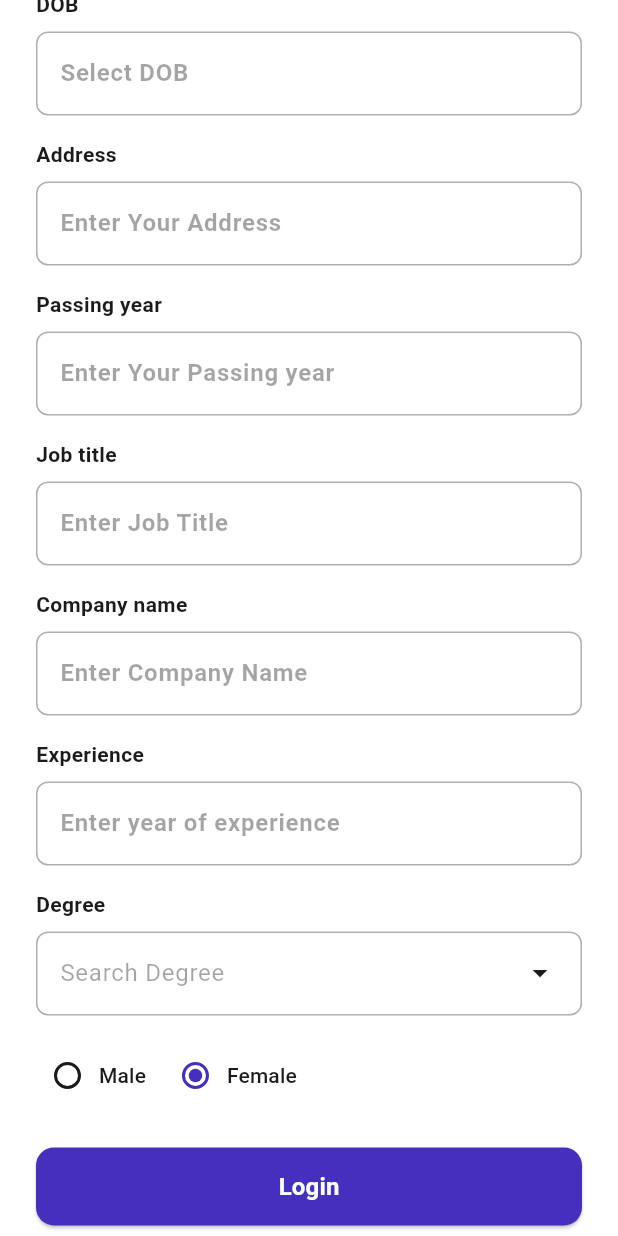
After one commit to vaibhavchoursiya/profile-management-app, a Flutter app: the ProfileManagementScreen screen opened by its route, scrolled down 312 dp, after a tap on "Male", on a phone screen of 412 x 824 dp. The commit adds this screen. Run offline on Flutter 3.47's test engine with Material 3 defaults, Android fonts, the phone set to English and light mode, and no system bars; our stand-ins replace equatable, firebase_auth, firebase_core, flutter_bloc, flutter_svg, go_router and 2 more; accounts and stored records are empty.

Commit message:
manage profile form ui is created.

```diff
--- a/lib/config/app_router/app_routes.dart
+++ b/lib/config/app_router/app_routes.dart
@@ -1,6 +1,7 @@
 import 'package:go_router/go_router.dart';
 import 'package:profile_management_app/feature/home/views/home_screen.dart';
 import 'package:profile_management_app/feature/login/views/login_screen.dart';
+import 'package:profile_management_app/feature/profile_management/views/profile_management_screen.dart';
 import 'package:profile_management_app/feature/register/views/register_screen.dart';
 import 'package:profile_management_app/feature/splash/views/splash_screen.dart';
 import 'package:profile_management_app/sample_screen.dart';
@@ -43,7 +44,7 @@ class AppRoutes {
       GoRoute(
         path: "/profile_management",
         name: "/profile_management",
-        builder: (context, state) => SampleScreen(),
+        builder: (context, state) => ProfileManagementScreen(),
       ),
 
       GoRoute(
--- /dev/null
+++ b/lib/constant/degrees.dart
@@ -0,0 +1,47 @@
+final List<String> eligibleDegreesDropdownList = <String>[
+  "BA", // Bachelor of Arts
+  "BSc", // Bachelor of Science
+  "BBA", // Bachelor of Business Administration
+  "BCom", // Bachelor of Commerce
+  "BTech", // Bachelor of Technology
+  "BE", // Bachelor of Engineering
+  "LLB", // Bachelor of Laws
+  "BFA", // Bachelor of Fine Arts
+  "MBBS", // Bachelor of Medicine, Bachelor of Surgery
+  "BEd", // Bachelor of Education
+  "BArch", // Bachelor of Architecture
+  "BCA", // Bachelor of Computer Applications
+
+  "MA", // Master of Arts
+  "MSc", // Master of Science
+  "MBA", // Master of Business Administration
+  "MCom", // Master of Commerce
+  "MTech", // Master of Technology
+  "ME", // Master of Engineering
+  "LLM", // Master of Laws
+  "MFA", // Master of Fine Arts
+  "MPhil", // Master of Philosophy
+  "MEd", // Master of Education
+  "MCA", // Master of Computer Applications
+
+  "PhD", // Doctor of Philosophy
+  "MD", // Doctor of Medicine
+  "DM", // Doctorate of Medicine (Specialty)
+  "DSc", // Doctor of Science
+  "DPhil", // Doctor of Philosophy (variant of PhD)
+
+  "PGDM", // Post Graduate Diploma in Management
+  "PGDCA", // Post Graduate Diploma in Computer Applications
+  "PGDE", // Post Graduate Diploma in Education
+  "PGDHRM", // Post Graduate Diploma in Human Resource Management
+  "PGDBA", // Post Graduate Diploma in Business Administration
+
+  "DCA", // Diploma in Computer Applications
+  "DFA", // Diploma in Fine Arts
+  "DME", // Diploma in Mechanical Engineering
+  "DEE", // Diploma in Electrical Engineering
+  "DCE", // Diploma in Civil Engineering
+  "DPharm", // Diploma in Pharmacy
+  "GNM", // General Nursing and Midwifery
+  "ANM", // Auxiliary Nurse Midwifery
+];
--- a/lib/feature/home/views/home_screen.dart
+++ b/lib/feature/home/views/home_screen.dart
@@ -1,4 +1,5 @@
 import 'package:flutter/material.dart';
+import 'package:go_router/go_router.dart';
 
 import 'package:profile_management_app/feature/home/widgets/home_nav_bar.dart';
 
@@ -11,6 +12,12 @@ class HomeScreen extends StatelessWidget {
   Widget build(BuildContext context) {
     return Scaffold(
       drawer: Drawer(),
+      floatingActionButton: FloatingActionButton(
+        onPressed: () {
+          context.push("/profile_management");
+        },
+        child: Icon(Icons.add),
+      ),
       body: Column(
         children: [
           SizedBox(height: HelperMethods.getResponsiveHeight(context) * 0.04),
--- a/lib/feature/home/widgets/home_nav_bar.dart
+++ b/lib/feature/home/widgets/home_nav_bar.dart
@@ -1,4 +1,5 @@
 import 'package:flutter/material.dart';
+import 'package:go_router/go_router.dart';
 import 'package:google_fonts/google_fonts.dart';
 import 'package:profile_management_app/config/app_theme/app_typography.dart';
 
--- /dev/null
+++ b/lib/feature/profile_management/views/profile_management_screen.dart
@@ -0,0 +1,259 @@
+import 'package:flutter/material.dart';
+import 'package:go_router/go_router.dart';
+import 'package:google_fonts/google_fonts.dart';
+import 'package:image_picker/image_picker.dart';
+import 'package:profile_management_app/config/app_theme/app_typography.dart';
+import 'package:profile_management_app/shared/helper_methods/helper_methods.dart';
+import 'package:profile_management_app/shared/validators/validators.dart';
+import 'package:profile_management_app/shared/widgets/header_widget.dart';
+import 'package:profile_management_app/shared/widgets/mtext_form_field.dart';
+
+class ProfileManagementScreen extends StatelessWidget {
+  const ProfileManagementScreen({super.key});
+
+  @override
+  Widget build(BuildContext context) {
+    return Scaffold(
+      body: SingleChildScrollView(
+        child: Column(
+          children: [
+            SizedBox(height: HelperMethods.getResponsiveHeight(context) * 0.04),
+            HeaderWidget(
+              onTap: () {
+                context.pop();
+              },
+              iconData: Icons.arrow_back,
+              titleText: "Manage profile",
+            ),
+            ProfileFormWidget(),
+          ],
+        ),
+      ),
+    );
+  }
+}
+
+class ProfileFormWidget extends StatefulWidget {
+  const ProfileFormWidget({super.key});
+
+  @override
+  State<ProfileFormWidget> createState() => _ProfileFormWidgetState();
+}
+
+class _ProfileFormWidgetState extends State<ProfileFormWidget> {
+  final GlobalKey<FormState> profileFormKey = GlobalKey<FormState>();
+  final TextEditingController nameController = TextEditingController();
+  final TextEditingController dOBController = TextEditingController();
+  final TextEditingController degreeMenuController = TextEditingController();
+
+  final TextEditingController addressController = TextEditingController();
+  final TextEditingController institutionNameController =
+      TextEditingController();
+  final TextEditingController yearOfPassingController = TextEditingController();
+  final TextEditingController jobTitleController = TextEditingController();
+
+  final TextEditingController companyNameController = TextEditingController();
+
+  final TextEditingController experienceController = TextEditingController();
+
+  Future pickImage(ImageSource imageSource) async {
+    final ImagePicker picker = ImagePicker();
+    XFile? file = await picker.pickImage(source: imageSource);
+
+    if (file != null) {
+      print(file.path);
+    }
+  }
+
+  showImageSourceDialogBox() async {
+    await showDialog(
+      context: context,
+      builder: (context) {
+        return AlertDialog(
+          title: Text("Select Image Source"),
+          content: SizedBox(
+            height: 150.0,
+            child: Column(
+              mainAxisAlignment: MainAxisAlignment.center,
+              children: [
+                ListTile(
+                  onTap: () async {
+                    context.pop();
+                    await pickImage(ImageSource.camera);
+                  },
+                  leading: Icon(Icons.camera),
+                  title: Text(
+                    "Camera",
+                    style: GoogleFonts.roboto(fontWeight: FontWeight.w600),
+                  ),
+                ),
+                ListTile(
+                  onTap: () async {
+                    context.pop();
+                    await pickImage(ImageSource.gallery);
+                  },
+                  leading: Icon(Icons.browse_gallery),
+                  title: Text(
+                    "Gallery",
+                    style: GoogleFonts.roboto(fontWeight: FontWeight.w600),
+                  ),
+                ),
+              ],
+            ),
+          ),
+        );
+      },
+    );
+  }
+
+  @override
+  Widget build(BuildContext context) {
+    return Container(
+      padding: const EdgeInsets.symmetric(
+        horizontal: AppTypography.bodyPaddingHorizontal,
+        vertical: AppTypography.bodyPaddingVertical,
+      ),
+      child: Form(
+        key: profileFormKey,
+        child: Column(
+          children: [
+            SizedBox(height: AppTypography.heightBetweenHeaderAndForm),
+            Row(
+              children: [
+                Container(width: 50.0, height: 50.0, color: Colors.green),
+                const SizedBox(width: 20.0),
+                ElevatedButton.icon(
+                  onPressed: () async {
+                    await showImageSourceDialogBox();
+                  },
+                  icon: Icon(Icons.upload),
+                  label: Text(
+                    "Upload profile image",
+                    style: GoogleFonts.roboto(fontWeight: FontWeight.w600),
+                  ),
+                ),
+              ],
+            ),
+            SizedBox(height: AppTypography.textFormFieldSpace),
+
+            MtextFormField(
+              controller: nameController,
+              validator: Validators.notEmptyValidator,
+              hintText: "Enter Your Name",
+              labelText: "Name",
+              textInputType: TextInputType.text,
+            ),
+            SizedBox(height: AppTypography.textFormFieldSpace),
+
+            MdateFormField(
+              controller: dOBController,
+              validator: Validators.dOBValidator,
+              hintText: "Select DOB",
+              labelText: "DOB",
+              textInputType: TextInputType.text,
+            ),
+
+            SizedBox(height: AppTypography.textFormFieldSpace),
+
+            MtextFormField(
+              controller: addressController,
+              validator: Validators.notEmptyValidator,
+              hintText: "Enter Your Address",
+              labelText: "Address",
+              textInputType: TextInputType.text,
+            ),
+
+            SizedBox(height: AppTypography.textFormFieldSpace),
+
+            MtextFormField(
+              controller: yearOfPassingController,
+              validator: Validators.passingYearValidator,
+              hintText: "Enter Your Passing year",
+              labelText: "Passing year",
+              textInputType: TextInputType.number,
+            ),
+
+            SizedBox(height: AppTypography.textFormFieldSpace),
+
+            MtextFormField(
+              controller: jobTitleController,
+              validator: Validators.notEmptyValidator,
+              hintText: "Enter Job Title",
+              labelText: "Job title",
+              textInputType: TextInputType.text,
+            ),
+
+            SizedBox(height: AppTypography.textFormFieldSpace),
+
+            MtextFormField(
+              controller: companyNameController,
+              validator: Validators.notEmptyValidator,
+              hintText: "Enter Company Name",
+              labelText: "Company name",
+              textInputType: TextInputType.text,
+            ),
+
+            SizedBox(height: AppTypography.textFormFieldSpace),
+
+            MtextFormField(
+              controller: experienceController,
+              validator: Validators.notEmptyValidator,
+              hintText: "Enter year of experience",
+              labelText: "Experience",
+              textInputType: TextInputType.number,
+            ),
+            SizedBox(height: AppTypography.textFormFieldSpace),
+
+            MdegreeDropMenu(
+              controller: degreeMenuController,
+              hintText: "Search Degree",
+              labelText: "Degree",
+            ),
+            SizedBox(height: AppTypography.textFormFieldSpace),
+
+            Row(
+              children: [
+                RadioMenuButton(
+                  value: "Female",
+                  groupValue: "Male",
+                  onChanged: (value) {},
+                  child: Text("Male", style: GoogleFonts.roboto()),
+                ),
+
+                RadioMenuButton(
+                  value: "Female",
+                  groupValue: "Female",
+                  onChanged: (value) {},
+                  child: Text("Female", style: GoogleFonts.roboto()),
+                ),
+              ],
+            ),
+
+            SizedBox(height: 24.0),
+            SizedBox(
+              width: double.infinity,
+              height: AppTypography.btnHeight,
+              child: ElevatedButton(
+                onPressed: () {
+                  if (profileFormKey.currentState!.validate()) {}
+                },
+                style: ElevatedButton.styleFrom(
+                  backgroundColor: Theme.of(context).colorScheme.primary,
+                  foregroundColor: Theme.of(context).colorScheme.onPrimary,
+
+                  shape: RoundedRectangleBorder(
+                    borderRadius: BorderRadius.circular(12.0),
+                  ),
+                ),
+                child: Text(
+                  "Login",
+                  style: AppTypography.formBtnTextStyle(context),
+                ),
+              ),
+            ),
+          ],
+        ),
+      ),
+    );
+  }
+}
--- a/lib/feature/register/views/register_screen.dart
+++ b/lib/feature/register/views/register_screen.dart
@@ -5,9 +5,9 @@ import 'package:profile_management_app/feature/register/bloc/register_bloc.dart'
 import 'package:profile_management_app/feature/register/bloc/register_event.dart';
 import 'package:profile_management_app/feature/register/bloc/register_state.dart';
 import 'package:profile_management_app/feature/register/widgets/register_form_widget.dart';
-import 'package:profile_management_app/feature/register/widgets/register_header_widget.dart';
 import 'package:profile_management_app/shared/helper_methods/helper_methods.dart';
 import 'package:profile_management_app/shared/models/state_status_model.dart';
+import 'package:profile_management_app/shared/widgets/header_widget.dart';
 import 'package:profile_management_app/shared/widgets/loading_model_barrier_widget.dart';
 import 'package:profile_management_app/shared/widgets/show_snack_bar_widget.dart';
 
@@ -56,7 +56,16 @@ class RegisterScreen extends StatelessWidget {
                     SizedBox(
                       height: HelperMethods.getResponsiveHeight(context) * 0.08,
                     ),
-                    RegisterHeaderWidget(),
+                    HeaderWidget(
+                      iconData: Icons.arrow_back,
+                      onTap: () {
+                        final registerBloc = context.read<RegisterBloc>();
+                        registerBloc.add(RegisterStateReset());
+                        context.go("/login");
+                      },
+                      titleText: "Create account",
+                    ),
+
                     RegisterFormWidget(),
                     // FooterWaveWidget(),
                   ],
--- a/lib/shared/validators/validators.dart
+++ b/lib/shared/validators/validators.dart
@@ -1,3 +1,5 @@
+import 'package:intl/intl.dart';
+
 class Validators {
   static String? notEmptyValidator(String? value, String? labelText) {
     if (value == null || value.isEmpty) {
@@ -67,4 +69,38 @@ class Validators {
 
     return null;
   }
+
+  static String? dOBValidator(String? value, String labelText) {
+    if (value == null || value.isEmpty) {
+      return '$labelText is required';
+    }
+
+    final int dOBYear = DateFormat("dd-MM-yyyy").parse(value).year;
+    final int currentDateYear = DateTime.now().year;
+
+    if (dOBYear > currentDateYear - 14) {
+      return "Enter valid DOB / age > 14";
+    }
+
+    return null;
+  }
+
+  static String? passingYearValidator(String? value, String labelText) {
+    if (value == null || value.isEmpty) {
+      return '$labelText is required';
+    }
+
+    final isInt = int.tryParse(value);
+
+    if (isInt == null) {
+      return "Enter valid integer";
+    }
+
+    final currentYear = DateTime.now().year;
+    if (isInt < 1947 || isInt > currentYear + 5) {
+      return "Enter valid passing year";
+    }
+
+    return null;
+  }
 }
--- /dev/null
+++ b/lib/shared/widgets/header_widget.dart
@@ -0,0 +1,39 @@
+import 'package:flutter/material.dart';
+import 'package:profile_management_app/config/app_theme/app_typography.dart';
+
+class HeaderWidget extends StatelessWidget {
+  final Function onTap;
+  final IconData iconData;
+  final String titleText;
+  const HeaderWidget({
+    super.key,
+    required this.onTap,
+    required this.iconData,
+    required this.titleText,
+  });
+
+  @override
+  Widget build(BuildContext context) {
+    return Container(
+      padding: const EdgeInsets.symmetric(horizontal: 18.0),
+      child: Row(
+        children: [
+          IconButton(
+            onPressed: () {
+              onTap();
+            },
+            icon: Icon(
+              iconData,
+              color: Theme.of(context).colorScheme.onPrimary,
+            ),
+            style: IconButton.styleFrom(
+              backgroundColor: Theme.of(context).colorScheme.primary,
+            ),
+          ),
+          const SizedBox(width: 12.0),
+          Text(titleText, style: AppTypography.authHeaderTextStyle(context)),
+        ],
+      ),
+    );
+  }
+}
--- a/lib/shared/widgets/mtext_form_field.dart
+++ b/lib/shared/widgets/mtext_form_field.dart
@@ -1,5 +1,8 @@
 import 'package:flutter/material.dart';
 import 'package:google_fonts/google_fonts.dart';
+import 'package:intl/intl.dart';
+import 'package:profile_management_app/constant/degrees.dart';
+import 'package:profile_management_app/shared/helper_methods/helper_methods.dart';
 
 class MtextFormField extends StatelessWidget {
   final TextEditingController controller;
@@ -108,3 +111,145 @@ class MtextPasswordFormField extends StatelessWidget {
     );
   }
 }
+
+class MdateFormField extends StatelessWidget {
+  final TextEditingController controller;
+  final Function validator;
+  final String hintText;
+  final String labelText;
+  final TextInputType textInputType;
+
+  const MdateFormField({
+    super.key,
+    required this.controller,
+    required this.validator,
+    required this.hintText,
+    required this.labelText,
+    required this.textInputType,
+  });
+
+  @override
+  Widget build(BuildContext context) {
+    return Column(
+      crossAxisAlignment: CrossAxisAlignment.start,
+      children: [
+        Text(
+          labelText,
+          style: GoogleFonts.roboto(
+            fontWeight: FontWeight.bold,
+            color: Theme.of(context).colorScheme.onSurface,
+          ),
+        ),
+        const SizedBox(height: 8.0),
+        TextFormField(
+          readOnly: true,
+          onTap: () async {
+            DateTime? datePicker = await showDatePicker(
+              context: context,
+              firstDate: DateTime(1990),
+              lastDate: DateTime.now(),
+              initialDate: DateTime.now(),
+            );
+
+            if (datePicker != null) {
+              controller.text = DateFormat("dd-MM-yyyy").format(datePicker);
+            }
+          },
+          controller: controller,
+          validator: (value) {
+            return validator(value, labelText);
+          },
+          keyboardType: textInputType,
+          style: GoogleFonts.roboto(fontWeight: FontWeight.bold),
+          decoration: InputDecoration(hintText: hintText),
+        ),
+      ],
+    );
+  }
+}
+
+class MdegreeDropMenu extends StatefulWidget {
+  final TextEditingController controller;
+  final String hintText;
+  final String labelText;
+
+  const MdegreeDropMenu({
+    super.key,
+    required this.controller,
+    required this.hintText,
+    required this.labelText,
+  });
+
+  @override
+  State<MdegreeDropMenu> createState() => _MdegreeDropMenuState();
+}
+
+class _MdegreeDropMenuState extends State<MdegreeDropMenu> {
+  GlobalKey<FormState> degreeDropdowmFormKey = GlobalKey<FormState>();
+
+  @override
+  Widget build(BuildContext context) {
+    return Column(
+      crossAxisAlignment: CrossAxisAlignment.start,
+      children: [
+        Text(
+          widget.labelText,
+          style: GoogleFonts.roboto(
+            fontWeight: FontWeight.bold,
+            color: Theme.of(context).colorScheme.onSurface,
+          ),
+        ),
+        const SizedBox(height: 8.0),
+
+        FormField(
+          key: degreeDropdowmFormKey,
+          validator: (value) {
+            if (value == null || value == "") {
+              return "Select degree is required";
+            } else if (!eligibleDegreesDropdownList.contains(value)) {
+              return "Select degree from dropdown";
+            }
+            return null;
+          },
+          builder: (field) {
+            return Column(
+              crossAxisAlignment: CrossAxisAlignment.start,
+              children: [
+                DropdownMenu(
+                  width: double.infinity,
+                  controller: widget.controller,
+                  requestFocusOnTap: true,
+                  onSelected: (value) {
+                    if (value != null) {
+                      widget.controller.text = value;
+                    } else {
+                      widget.controller.text = "";
+                    }
+                    field.didChange(value);
+                  },
+
+                  enableSearch: true,
+                  hintText: widget.hintText,
+                  enableFilter: true,
+                  enabled: true,
+                  menuHeight: HelperMethods.getResponsiveHeight(context) * 0.5,
+                  inputDecorationTheme: Theme.of(context).inputDecorationTheme,
+                  dropdownMenuEntries:
+                      eligibleDegreesDropdownList.map((e) {
+                        return DropdownMenuEntry(value: e, label: e);
+                      }).toList(),
+                ),
+
+                if (field.hasError)
+                  Text(
+                    field.errorText!,
+                    style: const TextStyle(color: Colors.red),
+                  ),
+              ],
+            );
+          },
+        ),
+      ],
+    );
+  }
+}
--- a/pubspec.yaml
+++ b/pubspec.yaml
@@ -56,6 +56,8 @@ dependencies:
     path: packages/auth_repository
 
   equatable: ^2.0.7
+  intl: ^0.20.2
+  image_picker: ^1.1.2
 
 dev_dependencies:
   flutter_test:
```
Also changed, not shown: pubspec.lock, 5 other files.
